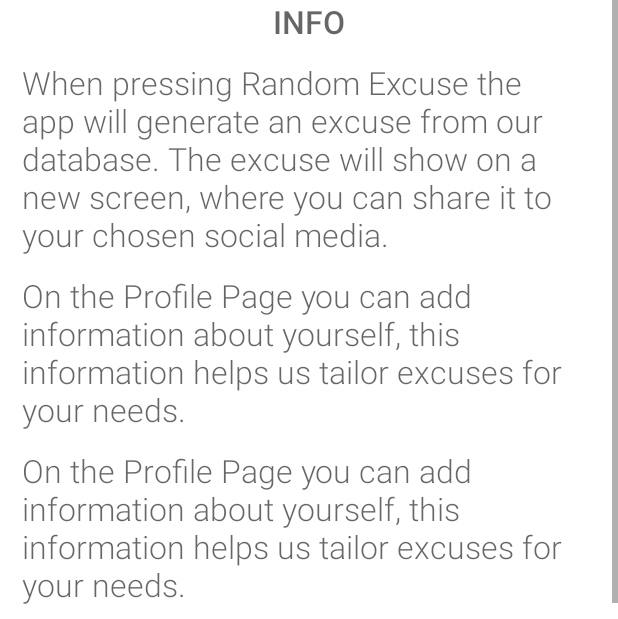
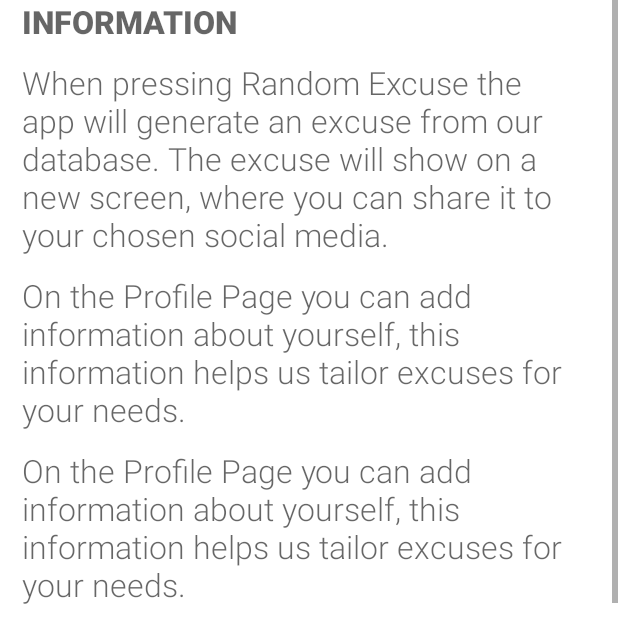
Before and after one commit to dnivyo/ExcuseGenerator, an Android app: the AboutActivity screen opened directly, with no data from a screen before it, on a phone screen of 412 x 824 dp, the part 617-1236 px from its top. Run offline under Robolectric (Android 15) with nearby library versions, the phone set to English and light mode, and no system bars.

Commit message:
ABout Designed

```diff
--- a/app/src/main/res/layout/activity_about.xml
+++ b/app/src/main/res/layout/activity_about.xml
@@ -87,7 +87,7 @@
                 android:layout_width="fill_parent"
                 android:layout_height="fill_parent"
                 android:textAppearance="?android:attr/textAppearanceMedium"
-                android:fontFamily="sans-serif-light"
+                android:fontFamily="sans-serif-medium"
                 android:text="@string/information_h"
                 android:id="@+id/textView6"
                 android:textSize="21sp"
@@ -96,7 +96,6 @@
                 android:paddingBottom="12dp"
                 android:textStyle="bold"
                 android:textIsSelectable="false"
-                android:gravity="center_horizontal"
                 android:paddingRight="7dp"
                 android:paddingLeft="7dp" />
             <TextView
--- a/app/src/main/res/values/strings.xml
+++ b/app/src/main/res/values/strings.xml
@@ -17,7 +17,7 @@
     <string name="about_h">About</string>
     <string name="about_p1">The Excuse Generator is made by DØSI Developers for the Software Development Practice paper at AUT. </string>
     <string name="about_p2">The excuse generator provides the user with a large amount of different excuses. It allows the user to generate a random excuse with a simple click. Users can also custom build excuses with the Tailored Excuse function. </string>
-    <string name="information_h">INFO</string>
+    <string name="information_h">INFORMATION</string>
     <string name="information_p1">When pressing Random Excuse the app will generate an excuse from our database. The excuse will show on a new screen, where you can share it to your chosen social media. </string>
     <string name="information_p2">On the Profile Page you can add information about yourself, this information helps us tailor excuses for your needs. </string>
     <string name="information_p3">Tailored Excuse is where you get excuses based on the information given in your profile and information about the target(s). If you try to access Tailored Excuse without a profile you will be redirected to the profile page. </string>
```
